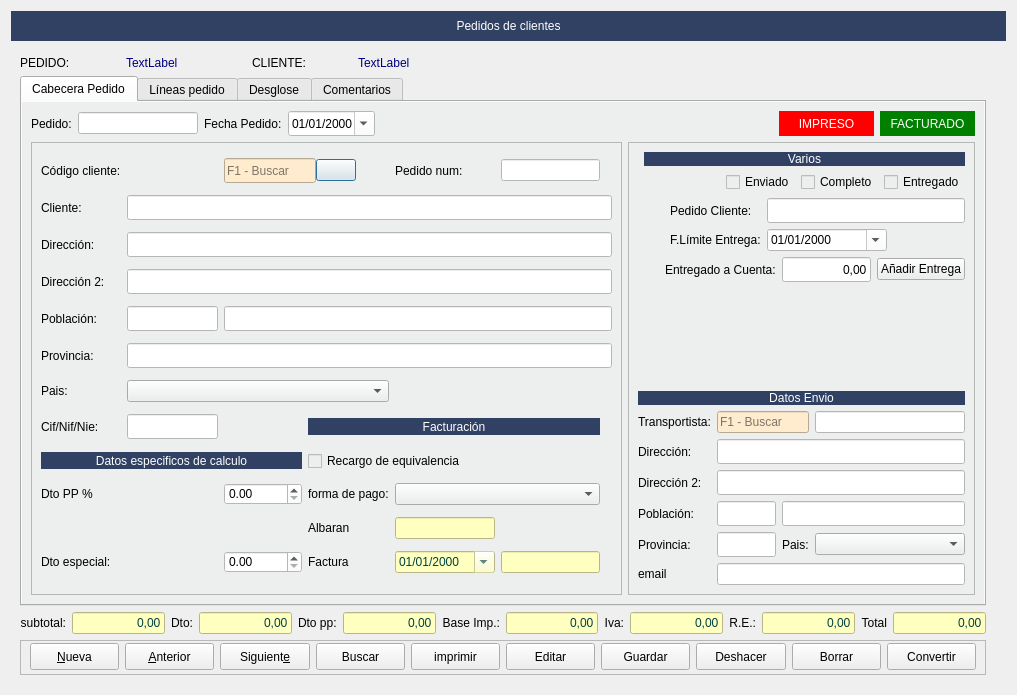
Old version of the form Zona_Ventas/frmpedidos.ui in the repository arcnexus/RedFoX.
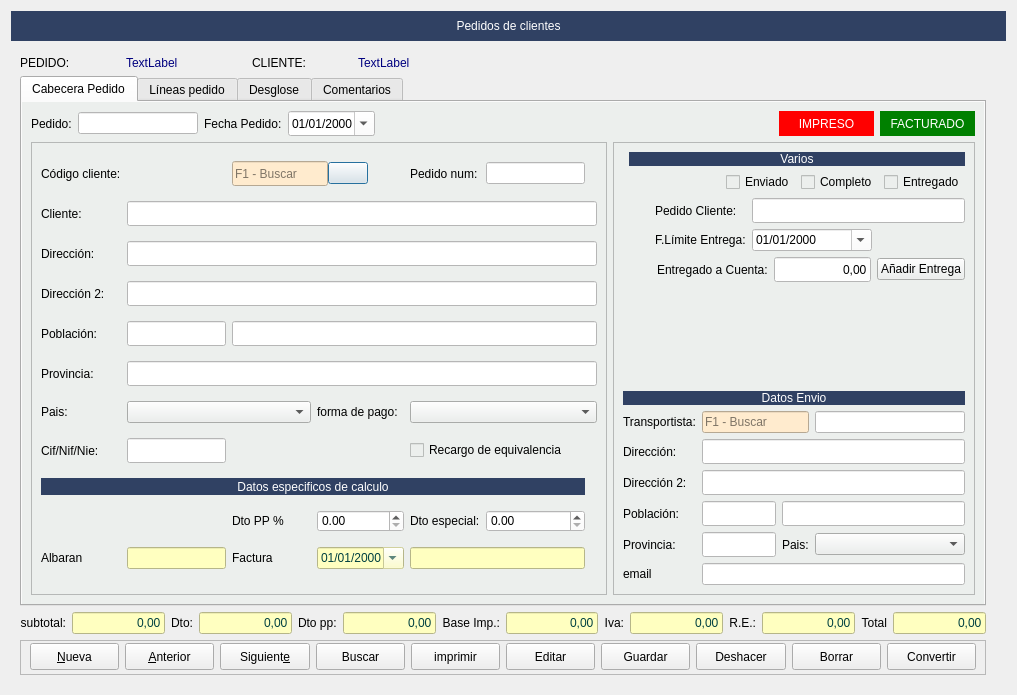
New version of the form. The open tabs and pages were chosen to show the change. Icons and pictures are not drawn.

Commit message: GNOME 3 screen size partial-fix

Diff of the .ui file:
```diff
--- a/Zona_Ventas/frmpedidos.ui
+++ b/Zona_Ventas/frmpedidos.ui
@@ -42,7 +42,7 @@
    <item row="1" column="0">
     <widget class="QStackedWidget" name="stackedWidget">
      <property name="currentIndex">
-      <number>1</number>
+      <number>0</number>
      </property>
      <widget class="QWidget" name="page">
       <layout class="QGridLayout" name="gridLayout_4">
@@ -257,13 +257,6 @@
                 </property>
                </widget>
               </item>
-              <item row="11" column="2">
-               <widget class="QDoubleSpinBox" name="spin_porc_dto_pp">
-                <property name="styleSheet">
-                 <string notr="true">background-color: rgb(255, 255, 255);</string>
-                </property>
-               </widget>
-              </item>
               <item row="3" column="0">
                <widget class="QLabel" name="label_5">
                 <property name="text">
@@ -331,33 +324,6 @@
                 </item>
                </layout>
               </item>
-              <item row="10" column="0" colspan="3">
-               <widget class="QLabel" name="label_47">
-                <property name="maximumSize">
-                 <size>
-                  <width>16777215</width>
-                  <height>17</height>
-                 </size>
-                </property>
-                <property name="styleSheet">
-                 <string notr="true">background-color: #304163;
-color: rgb(255, 255, 255);</string>
-                </property>
-                <property name="text">
-                 <string>Datos especificos de calculo</string>
-                </property>
-                <property name="alignment">
-                 <set>Qt::AlignCenter</set>
-                </property>
-               </widget>
-              </item>
-              <item row="11" column="0">
-               <widget class="QLabel" name="label_48">
-                <property name="text">
-                 <string>Dto PP %</string>
-                </property>
-               </widget>
-              </item>
               <item row="5" column="2" colspan="6">
                <widget class="QLineEdit" name="txtpoblacion">
                 <property name="sizePolicy">
@@ -429,13 +395,6 @@
                 </property>
                </widget>
               </item>
-              <item row="13" column="2">
-               <widget class="QDoubleSpinBox" name="spin_porc_dto_especial">
-                <property name="styleSheet">
-                 <string notr="true">background-color: rgb(255, 255, 255);</string>
-                </property>
-               </widget>
-              </item>
               <item row="2" column="1" colspan="7">
                <widget class="QLineEdit" name="txtcliente">
                 <property name="minimumSize">
@@ -456,13 +415,6 @@
                 </property>
                </widget>
               </item>
-              <item row="13" column="0">
-               <widget class="QLabel" name="label_50">
-                <property name="text">
-                 <string>Dto especial:</string>
-                </property>
-               </widget>
-              </item>
               <item row="3" column="1" colspan="7">
                <widget class="QLineEdit" name="txtdireccion1">
                 <property name="minimumSize">
@@ -496,9 +448,6 @@
                 </property>
                </widget>
               </item>
-              <item row="7" column="1" colspan="3">
-               <widget class="QComboBox" name="cboPais"/>
-              </item>
               <item row="5" column="1">
                <widget class="QLineEdit" name="txtcp">
                 <property name="minimumSize">
@@ -518,51 +467,40 @@
                 </property>
                </widget>
               </item>
-              <item row="10" column="3" colspan="3">
-               <widget class="QCheckBox" name="chklporc_rec">
-                <property name="enabled">
-                 <bool>true</bool>
-                </property>
+              <item row="0" column="4">
+               <widget class="QLabel" name="label_22">
                 <property name="text">
-                 <string>Recargo de equivalencia</string>
+                 <string>Pedido num:</string>
                 </property>
                </widget>
               </item>
-              <item row="8" column="3" colspan="3">
-               <widget class="QLabel" name="label_61">
+              <item row="0" column="5">
+               <widget class="QLineEdit" name="txtpedido">
+                <property name="sizePolicy">
+                 <sizepolicy hsizetype="Preferred" vsizetype="Fixed">
+                  <horstretch>0</horstretch>
+                  <verstretch>0</verstretch>
+                 </sizepolicy>
+                </property>
                 <property name="maximumSize">
                  <size>
-                  <width>16777215</width>
-                  <height>17</height>
+                  <width>120</width>
+                  <height>16777215</height>
                  </size>
                 </property>
                 <property name="styleSheet">
-                 <string notr="true">background-color: #304163;
-color: rgb(255, 255, 255);</string>
+                 <string notr="true">background-color: rgb(255, 255, 255);</string>
                 </property>
-                <property name="text">
-                 <string>Facturación</string>
-                </property>
-                <property name="alignment">
-                 <set>Qt::AlignCenter</set>
-                </property>
                </widget>
               </item>
-              <item row="11" column="3">
-               <widget class="QLabel" name="label_30">
-                <property name="text">
-                 <string>forma de pago:</string>
-                </property>
-               </widget>
-              </item>
-              <item row="12" column="3">
+              <item row="12" column="0">
                <widget class="QLabel" name="lblAlbaran">
                 <property name="text">
                  <string>Albaran</string>
                 </property>
                </widget>
               </item>
-              <item row="12" column="4">
+              <item row="12" column="1">
                <widget class="QLineEdit" name="txtalbaran">
                 <property name="enabled">
                  <bool>false</bool>
@@ -579,14 +517,14 @@
                 </property>
                </widget>
               </item>
-              <item row="13" column="3">
+              <item row="12" column="2">
                <widget class="QLabel" name="label_49">
                 <property name="text">
                  <string>Factura</string>
                 </property>
                </widget>
               </item>
-              <item row="13" column="4">
+              <item row="12" column="3">
                <widget class="QDateEdit" name="txtfecha_factura">
                 <property name="enabled">
                  <bool>false</bool>
@@ -609,7 +547,7 @@
                 </property>
                </widget>
               </item>
-              <item row="13" column="5">
+              <item row="12" column="4" colspan="2">
                <widget class="QLineEdit" name="txtcNumFra">
                 <property name="enabled">
                  <bool>false</bool>
@@ -626,35 +564,77 @@
                 </property>
                </widget>
               </item>
-              <item row="11" column="4" colspan="2">
+              <item row="7" column="1" colspan="2">
+               <widget class="QComboBox" name="cboPais"/>
+              </item>
+              <item row="7" column="3">
+               <widget class="QLabel" name="label_30">
+                <property name="text">
+                 <string>forma de pago:</string>
+                </property>
+               </widget>
+              </item>
+              <item row="11" column="5">
+               <widget class="QDoubleSpinBox" name="spin_porc_dto_especial">
+                <property name="styleSheet">
+                 <string notr="true">background-color: rgb(255, 255, 255);</string>
+                </property>
+               </widget>
+              </item>
+              <item row="11" column="4">
+               <widget class="QLabel" name="label_50">
+                <property name="text">
+                 <string>Dto especial:</string>
+                </property>
+               </widget>
+              </item>
+              <item row="11" column="3">
+               <widget class="QDoubleSpinBox" name="spin_porc_dto_pp">
+                <property name="styleSheet">
+                 <string notr="true">background-color: rgb(255, 255, 255);</string>
+                </property>
+               </widget>
+              </item>
+              <item row="11" column="2">
+               <widget class="QLabel" name="label_48">
+                <property name="text">
+                 <string>Dto PP %</string>
+                </property>
+               </widget>
+              </item>
+              <item row="8" column="4" colspan="2">
+               <widget class="QCheckBox" name="chklporc_rec">
+                <property name="enabled">
+                 <bool>true</bool>
+                </property>
+                <property name="text">
+                 <string>Recargo de equivalencia</string>
+                </property>
+               </widget>
+              </item>
+              <item row="10" column="0" colspan="6">
+               <widget class="QLabel" name="label_47">
+                <property name="maximumSize">
+                 <size>
+                  <width>16777215</width>
+                  <height>17</height>
+                 </size>
+                </property>
+                <property name="styleSheet">
+                 <string notr="true">background-color: #304163;
+color: rgb(255, 255, 255);</string>
+                </property>
+                <property name="text">
+                 <string>Datos especificos de calculo</string>
+                </property>
+                <property name="alignment">
+                 <set>Qt::AlignCenter</set>
+                </property>
+               </widget>
+              </item>
+              <item row="7" column="4" colspan="4">
                <widget class="QComboBox" name="cboFormapago"/>
               </item>
-              <item row="0" column="4">
-               <widget class="QLabel" name="label_22">
-                <property name="text">
-                 <string>Pedido num:</string>
-                </property>
-               </widget>
-              </item>
-              <item row="0" column="5">
-               <widget class="QLineEdit" name="txtpedido">
-                <property name="sizePolicy">
-                 <sizepolicy hsizetype="Preferred" vsizetype="Fixed">
-                  <horstretch>0</horstretch>
-                  <verstretch>0</verstretch>
-                 </sizepolicy>
-                </property>
-                <property name="maximumSize">
-                 <size>
-                  <width>120</width>
-                  <height>16777215</height>
-                 </size>
-                </property>
-                <property name="styleSheet">
-                 <string notr="true">background-color: rgb(255, 255, 255);</string>
-                </property>
-               </widget>
-              </item>
              </layout>
             </widget>
            </item>
```
The commit also changes 3 other files.
